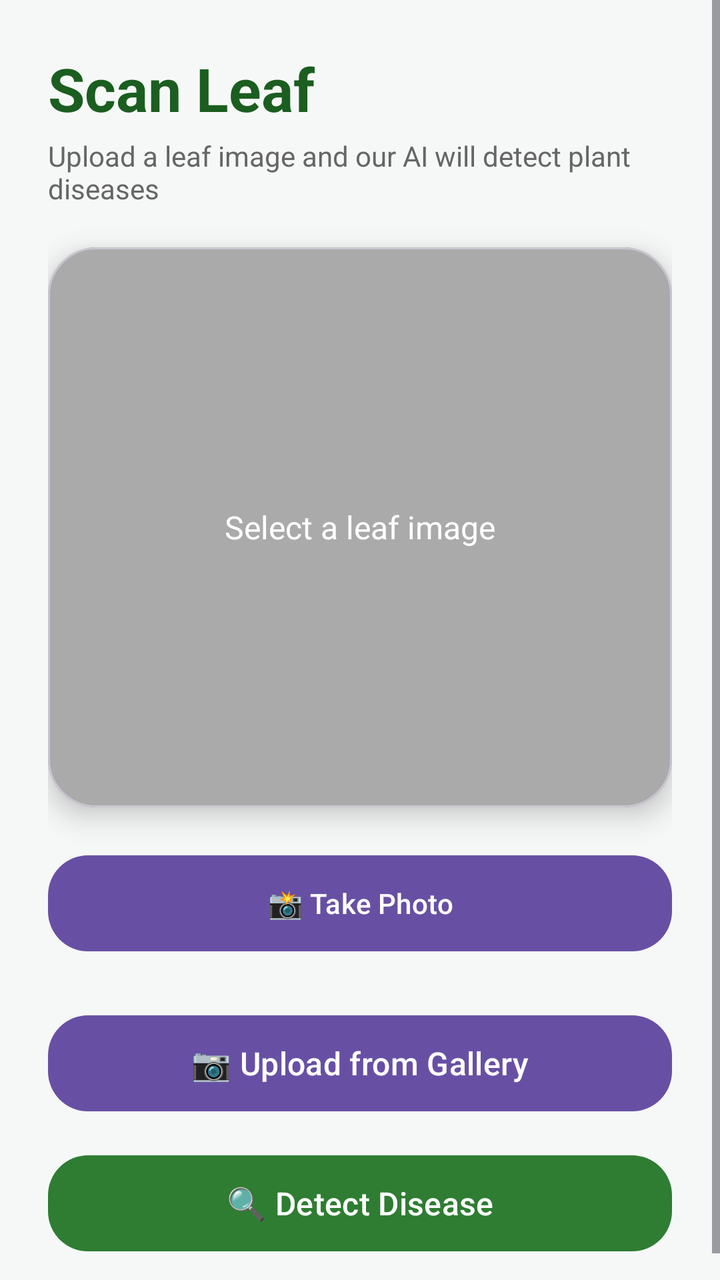
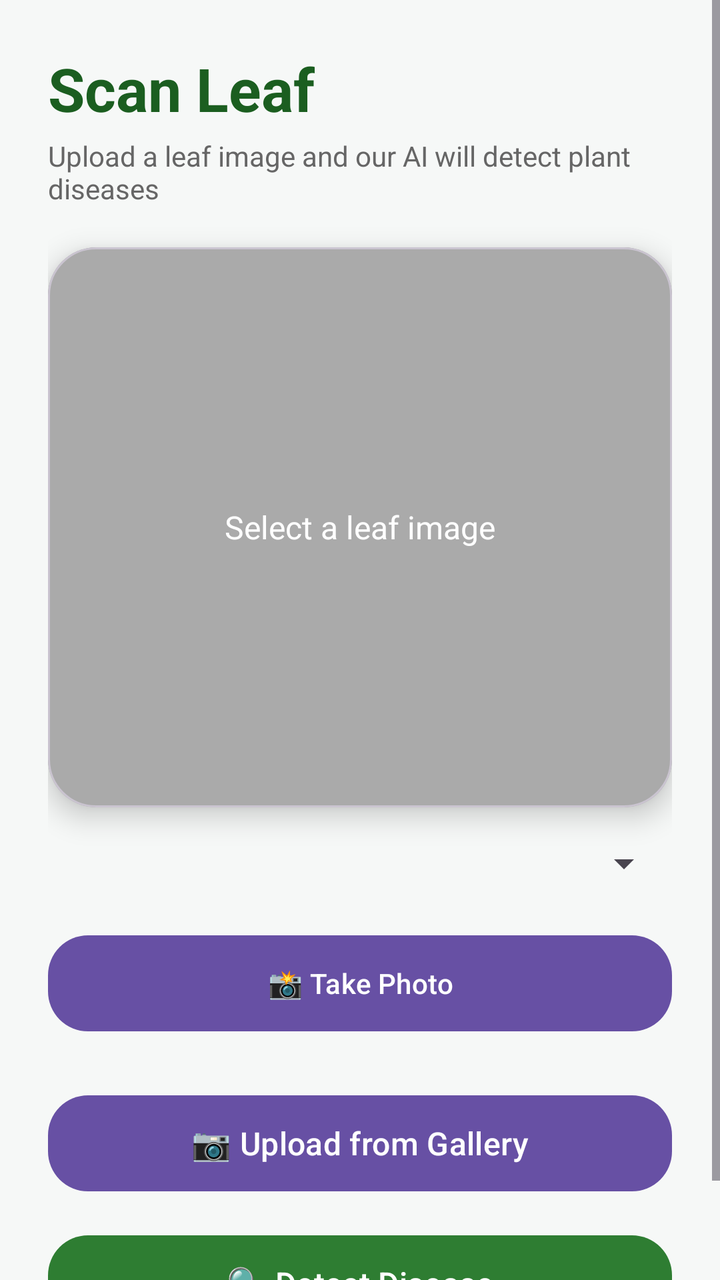

Before-and-after screenshots of an Android layout around one commit, followed by the original layout XML and the change that was made.
<!-- AndroidManifest.xml: application theme Theme.KrishiNetra -->
<!-- res/layout/activity_scan.xml -->
<?xml version="1.0" encoding="utf-8"?>
<ScrollView xmlns:android="http://schemas.android.com/apk/res/android"
    xmlns:app="http://schemas.android.com/apk/res-auto"
    android:layout_width="match_parent"
    android:layout_height="match_parent"
    android:background="#F6F8F7">

    <LinearLayout
        android:layout_width="match_parent"
        android:layout_height="wrap_content"
        android:orientation="vertical"
        android:padding="24dp">

        

        <TextView
            android:layout_width="wrap_content"
            android:layout_height="wrap_content"
            android:text="Scan Leaf"
            android:textSize="30sp"
            android:textStyle="bold"
            android:textColor="#1B5E20"/>

        <TextView
            android:layout_width="wrap_content"
            android:layout_height="wrap_content"
            android:text="Upload a leaf image and our AI will detect plant diseases"
            android:textColor="#666666"
            android:textSize="14sp"
            android:layout_marginTop="4dp"
            android:layout_marginBottom="20dp"/>

        

        <com.google.android.material.card.MaterialCardView
            android:layout_width="match_parent"
            android:layout_height="280dp"
            app:cardCornerRadius="24dp"
            app:cardElevation="8dp">

            <FrameLayout
                android:layout_width="match_parent"
                android:layout_height="match_parent">

                <ImageView
                    android:id="@+id/imageView"
                    android:layout_width="match_parent"
                    android:layout_height="match_parent"
                    android:scaleType="centerCrop"
                    android:src="@android:color/darker_gray"/>

                

                <TextView
                    android:layout_width="wrap_content"
                    android:layout_height="wrap_content"
                    android:text="Select a leaf image"
                    android:textColor="#FFFFFF"
                    android:textSize="16sp"
                    android:layout_gravity="center"/>

            </FrameLayout>

        </com.google.android.material.card.MaterialCardView>

        

        <com.google.android.material.button.MaterialButton
            android:id="@+id/cameraBtn"
            android:layout_width="match_parent"
            android:layout_height="56dp"
            android:text="📸 Take Photo"
            android:layout_marginTop="20dp"
            app:cornerRadius="20dp"/>

        <com.google.android.material.button.MaterialButton
            android:id="@+id/galleryBtn"
            android:layout_width="match_parent"
            android:layout_height="56dp"
            android:layout_marginTop="24dp"
            android:text="📷 Upload from Gallery"
            android:textSize="16sp"
            app:cornerRadius="20dp"/>

        <com.google.android.material.button.MaterialButton
            android:id="@+id/predictBtn"
            android:layout_width="match_parent"
            android:layout_height="56dp"
            android:layout_marginTop="14dp"
            android:text="🔍 Detect Disease"
            android:textSize="16sp"
            app:cornerRadius="20dp"
            app:backgroundTint="#2E7D32"
            android:textColor="#FFFFFF"/>

        

        <ProgressBar
            android:id="@+id/loadingBar"
            android:layout_width="48dp"
            android:layout_height="48dp"
            android:layout_gravity="center"
            android:layout_marginTop="24dp"
            android:visibility="gone"/>

    </LinearLayout>

</ScrollView>
<!-- resources referenced by this layout -->
<resources>
  <style name="Theme.KrishiNetra" parent="Base.Theme.KrishiNetra" />
  <style name="Base.Theme.KrishiNetra" parent="Theme.Material3.DayNight.NoActionBar">
          
          
      </style>
</resources>

<!-- the commit's change to res/layout/activity_scan.xml (unified diff, before → after) -->
@@ -63,6 +63,11 @@
 
         </com.google.android.material.card.MaterialCardView>
 
+        <Spinner
+            android:id="@+id/languageSpinner"
+            android:layout_width="match_parent"
+            android:layout_height="wrap_content"
+            android:layout_marginTop="16dp"/>
         
 
         <com.google.android.material.button.MaterialButton
